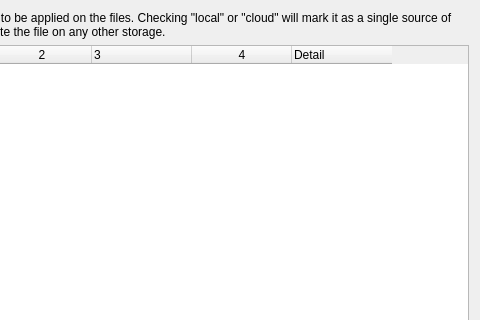
Before: the Qt Designer form qfieldsync/ui/cloud_transfer_dialog.ui in opengisch/qfieldsync, drawn with Qt 5; both pictures show x 120 to 600 and y 0 to 320 of the 600 by 570 pixel window.
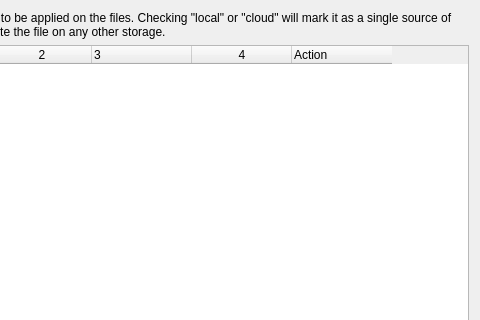
After: the same form once the commit is applied. The open tabs and pages were chosen to show the change. Icons and pictures are not drawn. Custom widgets are drawn as their Qt base class.

Commit message: Rename the last column header in the cloud synchronization dialog to Action

What changed in the file:
```diff
--- a/qfieldsync/ui/cloud_transfer_dialog.ui
+++ b/qfieldsync/ui/cloud_transfer_dialog.ui
@@ -387,7 +387,7 @@
          </column>
          <column>
           <property name="text">
-           <string>Detail</string>
+           <string>Action</string>
           </property>
          </column>
         </widget>
```
